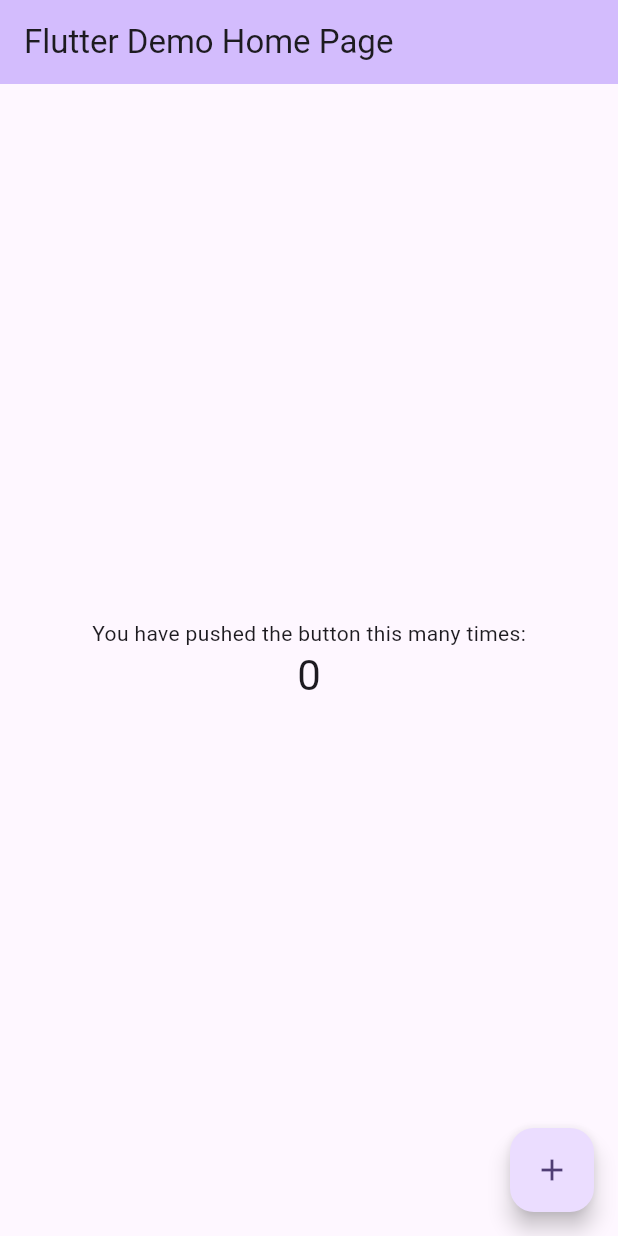
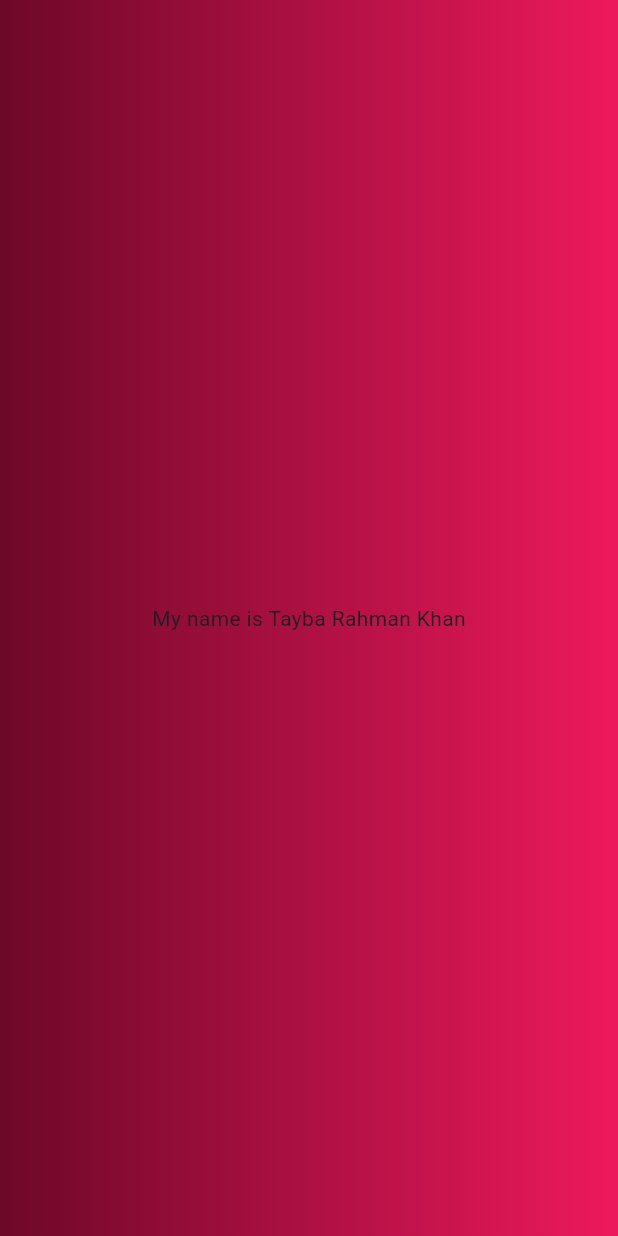
Before and after one commit to 201014002/single-dice-roll, a Flutter app: the screen it shows after launch, on a phone screen of 412 x 824 dp. Run offline on Flutter 3.47's test engine with Material 3 defaults, Android fonts, the phone set to English and light mode, and no system bars.

Commit message:
Second commit

```diff
--- a/lib/main.dart
+++ b/lib/main.dart
@@ -1,125 +1,19 @@
 import 'package:flutter/material.dart';
 
 void main() {
-  runApp(const MyApp());
-}
-
-class MyApp extends StatelessWidget {
-  const MyApp({super.key});
-
-  // This widget is the root of your application.
-  @override
-  Widget build(BuildContext context) {
-    return MaterialApp(
-      title: 'Flutter Demo',
-      theme: ThemeData(
-        // This is the theme of your application.
-        //
-        // TRY THIS: Try running your application with "flutter run". You'll see
-        // the application has a purple toolbar. Then, without quitting the app,
-        // try changing the seedColor in the colorScheme below to Colors.green
-        // and then invoke "hot reload" (save your changes or press the "hot
-        // reload" button in a Flutter-supported IDE, or press "r" if you used
-        // the command line to start the app).
-        //
-        // Notice that the counter didn't reset back to zero; the application
-        // state is not lost during the reload. To reset the state, use hot
-        // restart instead.
-        //
-        // This works for code too, not just values: Most code changes can be
-        // tested with just a hot reload.
-        colorScheme: ColorScheme.fromSeed(seedColor: Colors.deepPurple),
-        useMaterial3: true,
-      ),
-      home: const MyHomePage(title: 'Flutter Demo Home Page'),
-    );
-  }
-}
-
-class MyHomePage extends StatefulWidget {
-  const MyHomePage({super.key, required this.title});
-
-  // This widget is the home page of your application. It is stateful, meaning
-  // that it has a State object (defined below) that contains fields that affect
-  // how it looks.
-
-  // This class is the configuration for the state. It holds the values (in this
-  // case the title) provided by the parent (in this case the App widget) and
-  // used by the build method of the State. Fields in a Widget subclass are
-  // always marked "final".
-
-  final String title;
-
-  @override
-  State<MyHomePage> createState() => _MyHomePageState();
-}
-
-class _MyHomePageState extends State<MyHomePage> {
-  int _counter = 0;
-
-  void _incrementCounter() {
-    setState(() {
-      // This call to setState tells the Flutter framework that something has
-      // changed in this State, which causes it to rerun the build method below
-      // so that the display can reflect the updated values. If we changed
-      // _counter without calling setState(), then the build method would not be
-      // called again, and so nothing would appear to happen.
-      _counter++;
-    });
-  }
-
-  @override
-  Widget build(BuildContext context) {
-    // This method is rerun every time setState is called, for instance as done
-    // by the _incrementCounter method above.
-    //
-    // The Flutter framework has been optimized to make rerunning build methods
-    // fast, so that you can just rebuild anything that needs updating rather
-    // than having to individually change instances of widgets.
-    return Scaffold(
-      appBar: AppBar(
-        // TRY THIS: Try changing the color here to a specific color (to
-        // Colors.amber, perhaps?) and trigger a hot reload to see the AppBar
-        // change color while the other colors stay the same.
-        backgroundColor: Theme.of(context).colorScheme.inversePrimary,
-        // Here we take the value from the MyHomePage object that was created by
-        // the App.build method, and use it to set our appbar title.
-        title: Text(widget.title),
-      ),
-      body: Center(
-        // Center is a layout widget. It takes a single child and positions it
-        // in the middle of the parent.
-        child: Column(
-          // Column is also a layout widget. It takes a list of children and
-          // arranges them vertically. By default, it sizes itself to fit its
-          // children horizontally, and tries to be as tall as its parent.
-          //
-          // Column has various properties to control how it sizes itself and
-          // how it positions its children. Here we use mainAxisAlignment to
-          // center the children vertically; the main axis here is the vertical
-          // axis because Columns are vertical (the cross axis would be
-          // horizontal).
-          //
-          // TRY THIS: Invoke "debug painting" (choose the "Toggle Debug Paint"
-          // action in the IDE, or press "p" in the console), to see the
-          // wireframe for each widget.
-          mainAxisAlignment: MainAxisAlignment.center,
-          children: <Widget>[
-            const Text(
-              'You have pushed the button this many times:',
-            ),
-            Text(
-              '$_counter',
-              style: Theme.of(context).textTheme.headlineMedium,
-            ),
-          ],
+  runApp(MaterialApp(
+    home: Scaffold(
+      body:Container(
+        decoration:const BoxDecoration(
+          gradient:LinearGradient(
+            colors: [Color.fromARGB(255, 109, 8, 41),
+              Color.fromARGB(255, 238, 25, 93),],
+          ),
+        ) ,
+        child:const Center(
+          child: Text('My name is Tayba Rahman Khan'),
         ),
       ),
-      floatingActionButton: FloatingActionButton(
-        onPressed: _incrementCounter,
-        tooltip: 'Increment',
-        child: const Icon(Icons.add),
-      ), // This trailing comma makes auto-formatting nicer for build methods.
-    );
-  }
+    ),
+  ));
 }
```
